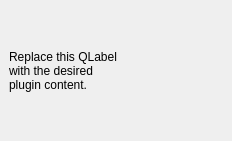
First picture: the form in kharif_model_location_dockwidget_base.ui, repository grahulb/kharif_model_location, before the edit.
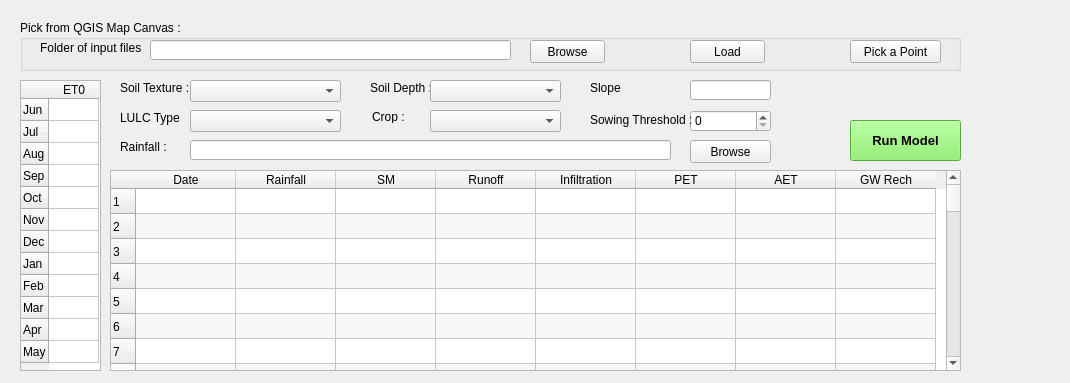
Second picture: the form after the edit.

```diff
--- a/kharif_model_location_dockwidget_base.ui
+++ b/kharif_model_location_dockwidget_base.ui
@@ -1,30 +1,1237 @@
 <?xml version="1.0" encoding="UTF-8"?>
 <ui version="4.0">
- <class>KharifModelPointDockWidgetBase</class>
- <widget class="QDockWidget" name="KharifModelPointDockWidgetBase">
+ <class>widget</class>
+ <widget class="QWidget" name="widget">
   <property name="geometry">
    <rect>
     <x>0</x>
     <y>0</y>
-    <width>232</width>
-    <height>141</height>
+    <width>1070</width>
+    <height>383</height>
    </rect>
   </property>
   <property name="windowTitle">
    <string>Kharif Model at  Location</string>
   </property>
-  <widget class="QWidget" name="dockWidgetContents">
-   <layout class="QGridLayout" name="gridLayout">
-    <item row="0" column="0">
-     <widget class="QLabel" name="label">
-      <property name="text">
-       <string>Replace this QLabel
-with the desired
-plugin content.</string>
-      </property>
-     </widget>
-    </item>
-   </layout>
+  <widget class="QComboBox" name="soil_texture">
+   <property name="geometry">
+    <rect>
+     <x>190</x>
+     <y>80</y>
+     <width>151</width>
+     <height>22</height>
+    </rect>
+   </property>
+  </widget>
+  <widget class="QComboBox" name="lulc_type">
+   <property name="geometry">
+    <rect>
+     <x>190</x>
+     <y>110</y>
+     <width>151</width>
+     <height>22</height>
+    </rect>
+   </property>
+  </widget>
+  <widget class="QLineEdit" name="slope">
+   <property name="geometry">
+    <rect>
+     <x>690</x>
+     <y>80</y>
+     <width>81</width>
+     <height>20</height>
+    </rect>
+   </property>
+  </widget>
+  <widget class="QTableWidget" name="ET0">
+   <property name="geometry">
+    <rect>
+     <x>20</x>
+     <y>80</y>
+     <width>81</width>
+     <height>291</height>
+    </rect>
+   </property>
+   <property name="rowCount">
+    <number>12</number>
+   </property>
+   <property name="columnCount">
+    <number>1</number>
+   </property>
+   <attribute name="horizontalHeaderDefaultSectionSize">
+    <number>50</number>
+   </attribute>
+   <attribute name="verticalHeaderDefaultSectionSize">
+    <number>22</number>
+   </attribute>
+   <row>
+    <property name="text">
+     <string>Jun</string>
+    </property>
+   </row>
+   <row>
+    <property name="text">
+     <string>Jul</string>
+    </property>
+   </row>
+   <row>
+    <property name="text">
+     <string>Aug</string>
+    </property>
+   </row>
+   <row>
+    <property name="text">
+     <string>Sep</string>
+    </property>
+   </row>
+   <row>
+    <property name="text">
+     <string>Oct</string>
+    </property>
+   </row>
+   <row>
+    <property name="text">
+     <string>Nov</string>
+    </property>
+   </row>
+   <row>
+    <property name="text">
+     <string>Dec</string>
+    </property>
+   </row>
+   <row>
+    <property name="text">
+     <string>Jan</string>
+    </property>
+   </row>
+   <row>
+    <property name="text">
+     <string>Feb</string>
+    </property>
+   </row>
+   <row>
+    <property name="text">
+     <string>Mar</string>
+    </property>
+   </row>
+   <row>
+    <property name="text">
+     <string>Apr</string>
+    </property>
+   </row>
+   <row>
+    <property name="text">
+     <string>May</string>
+    </property>
+   </row>
+   <column>
+    <property name="text">
+     <string>ET0</string>
+    </property>
+   </column>
+  </widget>
+  <widget class="QComboBox" name="crop">
+   <property name="geometry">
+    <rect>
+     <x>430</x>
+     <y>110</y>
+     <width>131</width>
+     <height>22</height>
+    </rect>
+   </property>
+  </widget>
+  <widget class="QTableWidget" name="results">
+   <property name="geometry">
+    <rect>
+     <x>110</x>
+     <y>170</y>
+     <width>851</width>
+     <height>201</height>
+    </rect>
+   </property>
+   <property name="editTriggers">
+    <set>QAbstractItemView::DoubleClicked</set>
+   </property>
+   <property name="alternatingRowColors">
+    <bool>true</bool>
+   </property>
+   <property name="rowCount">
+    <number>365</number>
+   </property>
+   <attribute name="horizontalHeaderCascadingSectionResizes">
+    <bool>true</bool>
+   </attribute>
+   <attribute name="horizontalHeaderDefaultSectionSize">
+    <number>100</number>
+   </attribute>
+   <attribute name="horizontalHeaderMinimumSectionSize">
+    <number>20</number>
+   </attribute>
+   <attribute name="verticalHeaderCascadingSectionResizes">
+    <bool>false</bool>
+   </attribute>
+   <attribute name="verticalHeaderDefaultSectionSize">
+    <number>25</number>
+   </attribute>
+   <row/>
+   <row/>
+   <row/>
+   <row/>
+   <row/>
+   <row/>
+   <row/>
+   <row/>
+   <row/>
+   <row/>
+   <row/>
+   <row/>
+   <row/>
+   <row/>
+   <row/>
+   <row/>
+   <row/>
+   <row/>
+   <row/>
+   <row/>
+   <row/>
+   <row/>
+   <row/>
+   <row/>
+   <row/>
+   <row/>
+   <row/>
+   <row/>
+   <row/>
+   <row/>
+   <row/>
+   <row/>
+   <row/>
+   <row/>
+   <row/>
+   <row/>
+   <row/>
+   <row/>
+   <row/>
+   <row/>
+   <row/>
+   <row/>
+   <row/>
+   <row/>
+   <row/>
+   <row/>
+   <row/>
+   <row/>
+   <row/>
+   <row/>
+   <row/>
+   <row/>
+   <row/>
+   <row/>
+   <row/>
+   <row/>
+   <row/>
+   <row/>
+   <row/>
+   <row/>
+   <row/>
+   <row/>
+   <row/>
+   <row/>
+   <row/>
+   <row/>
+   <row/>
+   <row/>
+   <row/>
+   <row/>
+   <row/>
+   <row/>
+   <row/>
+   <row/>
+   <row/>
+   <row/>
+   <row/>
+   <row/>
+   <row/>
+   <row/>
+   <row/>
+   <row/>
+   <row/>
+   <row/>
+   <row/>
+   <row/>
+   <row/>
+   <row/>
+   <row/>
+   <row/>
+   <row/>
+   <row/>
+   <row/>
+   <row/>
+   <row/>
+   <row/>
+   <row/>
+   <row/>
+   <row/>
+   <row/>
+   <row/>
+   <row/>
+   <row/>
+   <row/>
+   <row/>
+   <row/>
+   <row/>
+   <row/>
+   <row/>
+   <row/>
+   <row/>
+   <row/>
+   <row/>
+   <row/>
+   <row/>
+   <row/>
+   <row/>
+   <row/>
+   <row/>
+   <row/>
+   <row/>
+   <row/>
+   <row/>
+   <row/>
+   <row/>
+   <row/>
+   <row/>
+   <row/>
+   <row/>
+   <row/>
+   <row/>
+   <row/>
+   <row/>
+   <row/>
+   <row/>
+   <row/>
+   <row/>
+   <row/>
+   <row/>
+   <row/>
+   <row/>
+   <row/>
+   <row/>
+   <row/>
+   <row/>
+   <row/>
+   <row/>
+   <row/>
+   <row/>
+   <row/>
+   <row/>
+   <row/>
+   <row/>
+   <row/>
+   <row/>
+   <row/>
+   <row/>
+   <row/>
+   <row/>
+   <row/>
+   <row/>
+   <row/>
+   <row/>
+   <row/>
+   <row/>
+   <row/>
+   <row/>
+   <row/>
+   <row/>
+   <row/>
+   <row/>
+   <row/>
+   <row/>
+   <row/>
+   <row/>
+   <row/>
+   <row/>
+   <row/>
+   <row/>
+   <row/>
+   <row/>
+   <row/>
+   <row/>
+   <row/>
+   <row/>
+   <row/>
+   <row/>
+   <row/>
+   <row/>
+   <row/>
+   <row/>
+   <row/>
+   <row/>
+   <row/>
+   <row/>
+   <row/>
+   <row/>
+   <row/>
+   <row/>
+   <row/>
+   <row/>
+   <row/>
+   <row/>
+   <row/>
+   <row/>
+   <row/>
+   <row/>
+   <row/>
+   <row/>
+   <row/>
+   <row/>
+   <row/>
+   <row/>
+   <row/>
+   <row/>
+   <row/>
+   <row/>
+   <row/>
+   <row/>
+   <row/>
+   <row/>
+   <row/>
+   <row/>
+   <row/>
+   <row/>
+   <row/>
+   <row/>
+   <row/>
+   <row/>
+   <row/>
+   <row/>
+   <row/>
+   <row/>
+   <row/>
+   <row/>
+   <row/>
+   <row/>
+   <row/>
+   <row/>
+   <row/>
+   <row/>
+   <row/>
+   <row/>
+   <row/>
+   <row/>
+   <row/>
+   <row/>
+   <row/>
+   <row/>
+   <row/>
+   <row/>
+   <row/>
+   <row/>
+   <row/>
+   <row/>
+   <row/>
+   <row/>
+   <row/>
+   <row/>
+   <row/>
+   <row/>
+   <row/>
+   <row/>
+   <row/>
+   <row/>
+   <row/>
+   <row/>
+   <row/>
+   <row/>
+   <row/>
+   <row/>
+   <row/>
+   <row/>
+   <row/>
+   <row/>
+   <row/>
+   <row/>
+   <row/>
+   <row/>
+   <row/>
+   <row/>
+   <row/>
+   <row/>
+   <row/>
+   <row/>
+   <row/>
+   <row/>
+   <row/>
+   <row/>
+   <row/>
+   <row/>
+   <row/>
+   <row/>
+   <row/>
+   <row/>
+   <row/>
+   <row/>
+   <row/>
+   <row/>
+   <row/>
+   <row/>
+   <row/>
+   <row/>
+   <row/>
+   <row/>
+   <row/>
+   <row/>
+   <row/>
+   <row/>
+   <row/>
+   <row/>
+   <row/>
+   <row/>
+   <row/>
+   <row/>
+   <row/>
+   <row/>
+   <row/>
+   <row/>
+   <row/>
+   <row/>
+   <row/>
+   <row/>
+   <row/>
+   <row/>
+   <row/>
+   <row/>
+   <row/>
+   <row/>
+   <row/>
+   <row/>
+   <row/>
+   <row/>
+   <row/>
+   <row/>
+   <row/>
+   <row/>
+   <row/>
+   <row/>
+   <row/>
+   <row/>
+   <row/>
+   <row/>
+   <row/>
+   <row/>
+   <row/>
+   <row/>
+   <row/>
+   <row/>
+   <row/>
+   <row/>
+   <row/>
+   <row/>
+   <row/>
+   <row/>
+   <row/>
+   <row/>
+   <row/>
+   <row/>
+   <row/>
+   <row/>
+   <row/>
+   <row/>
+   <row/>
+   <row/>
+   <column>
+    <property name="text">
+     <string>Date</string>
+    </property>
+   </column>
+   <column>
+    <property name="text">
+     <string>Rainfall</string>
+    </property>
+   </column>
+   <column>
+    <property name="text">
+     <string>SM</string>
+    </property>
+   </column>
+   <column>
+    <property name="text">
+     <string>Runoff</string>
+    </property>
+   </column>
+   <column>
+    <property name="text">
+     <string>Infiltration</string>
+    </property>
+   </column>
+   <column>
+    <property name="text">
+     <string>PET</string>
+    </property>
+   </column>
+   <column>
+    <property name="text">
+     <string>AET</string>
+    </property>
+   </column>
+   <column>
+    <property name="text">
+     <string>GW Rech</string>
+    </property>
+   </column>
+  </widget>
+  <widget class="QLabel" name="label">
+   <property name="geometry">
+    <rect>
+     <x>120</x>
+     <y>80</y>
+     <width>71</width>
+     <height>16</height>
+    </rect>
+   </property>
+   <property name="text">
+    <string>Soil Texture : </string>
+   </property>
+  </widget>
+  <widget class="QLabel" name="label_2">
+   <property name="geometry">
+    <rect>
+     <x>120</x>
+     <y>110</y>
+     <width>61</width>
+     <height>16</height>
+    </rect>
+   </property>
+   <property name="text">
+    <string>LULC Type : </string>
+   </property>
+  </widget>
+  <widget class="QLabel" name="label_3">
+   <property name="geometry">
+    <rect>
+     <x>590</x>
+     <y>80</y>
+     <width>31</width>
+     <height>16</height>
+    </rect>
+   </property>
+   <property name="text">
+    <string>Slope : </string>
+   </property>
+  </widget>
+  <widget class="QLabel" name="label_4">
+   <property name="geometry">
+    <rect>
+     <x>372</x>
+     <y>110</y>
+     <width>46</width>
+     <height>13</height>
+    </rect>
+   </property>
+   <property name="text">
+    <string>Crop :</string>
+   </property>
+  </widget>
+  <widget class="QPushButton" name="run_button">
+   <property name="geometry">
+    <rect>
+     <x>850</x>
+     <y>120</y>
+     <width>111</width>
+     <height>41</height>
+    </rect>
+   </property>
+   <property name="palette">
+    <palette>
+     <active>
+      <colorrole role="WindowText">
+       <brush brushstyle="SolidPattern">
+        <color alpha="255">
+         <red>0</red>
+         <green>0</green>
+         <blue>0</blue>
+        </color>
+       </brush>
+      </colorrole>
+      <colorrole role="Button">
+       <brush brushstyle="SolidPattern">
+        <color alpha="255">
+         <red>122</red>
+         <green>240</green>
+         <blue>86</blue>
+        </color>
+       </brush>
+      </colorrole>
+      <colorrole role="Light">
+       <brush brushstyle="SolidPattern">
+        <color alpha="255">
+         <red>210</red>
+         <green>255</green>
+         <blue>197</blue>
+        </color>
+       </brush>
+      </colorrole>
+      <colorrole role="Midlight">
+       <brush brushstyle="SolidPattern">
+        <color alpha="255">
+         <red>166</red>
+         <green>247</green>
+         <blue>141</blue>
+        </color>
+       </brush>
+      </colorrole>
+      <colorrole role="Dark">
+       <brush brushstyle="SolidPattern">
+        <color alpha="255">
+         <red>61</red>
+         <green>120</green>
+         <blue>43</blue>
+        </color>
+       </brush>
+      </colorrole>
+      <colorrole role="Mid">
+       <brush brushstyle="SolidPattern">
+        <color alpha="255">
+         <red>81</red>
+         <green>160</green>
+         <blue>57</blue>
+        </color>
+       </brush>
+      </colorrole>
+      <colorrole role="Text">
+       <brush brushstyle="SolidPattern">
+        <color alpha="255">
+         <red>0</red>
+         <green>0</green>
+         <blue>0</blue>
+        </color>
+       </brush>
+      </colorrole>
+      <colorrole role="BrightText">
+       <brush brushstyle="SolidPattern">
+        <color alpha="255">
+         <red>255</red>
+         <green>255</green>
+         <blue>255</blue>
+        </color>
+       </brush>
+      </colorrole>
+      <colorrole role="ButtonText">
+       <brush brushstyle="SolidPattern">
+        <color alpha="255">
+         <red>0</red>
+         <green>0</green>
+         <blue>0</blue>
+        </color>
+       </brush>
+      </colorrole>
+      <colorrole role="Base">
+       <brush brushstyle="SolidPattern">
+        <color alpha="255">
+         <red>255</red>
+         <green>255</green>
+         <blue>255</blue>
+        </color>
+       </brush>
+      </colorrole>
+      <colorrole role="Window">
+       <brush brushstyle="SolidPattern">
+        <color alpha="255">
+         <red>122</red>
+         <green>240</green>
+         <blue>86</blue>
+        </color>
+       </brush>
+      </colorrole>
+      <colorrole role="Shadow">
+       <brush brushstyle="SolidPattern">
+        <color alpha="255">
+         <red>0</red>
+         <green>0</green>
+         <blue>0</blue>
+        </color>
+       </brush>
+      </colorrole>
+      <colorrole role="AlternateBase">
+       <brush brushstyle="SolidPattern">
+        <color alpha="255">
+         <red>188</red>
+         <green>247</green>
+         <blue>170</blue>
+        </color>
+       </brush>
+      </colorrole>
+      <colorrole role="ToolTipBase">
+       <brush brushstyle="SolidPattern">
+        <color alpha="255">
+         <red>255</red>
+         <green>255</green>
+         <blue>220</blue>
+        </color>
+       </brush>
+      </colorrole>
+      <colorrole role="ToolTipText">
+       <brush brushstyle="SolidPattern">
+        <color alpha="255">
+         <red>0</red>
+         <green>0</green>
+         <blue>0</blue>
+        </color>
+       </brush>
+      </colorrole>
+     </active>
+     <inactive>
+      <colorrole role="WindowText">
+       <brush brushstyle="SolidPattern">
+        <color alpha="255">
+         <red>0</red>
+         <green>0</green>
+         <blue>0</blue>
+        </color>
+       </brush>
+      </colorrole>
+      <colorrole role="Button">
+       <brush brushstyle="SolidPattern">
+        <color alpha="255">
+         <red>122</red>
+         <green>240</green>
+         <blue>86</blue>
+        </color>
+       </brush>
+      </colorrole>
+      <colorrole role="Light">
+       <brush brushstyle="SolidPattern">
+        <color alpha="255">
+         <red>210</red>
+         <green>255</green>
+         <blue>197</blue>
+        </color>
+       </brush>
+      </colorrole>
+      <colorrole role="Midlight">
+       <brush brushstyle="SolidPattern">
+        <color alpha="255">
+         <red>166</red>
+         <green>247</green>
+         <blue>141</blue>
+        </color>
+       </brush>
+      </colorrole>
+      <colorrole role="Dark">
+       <brush brushstyle="SolidPattern">
+        <color alpha="255">
+         <red>61</red>
+         <green>120</green>
+         <blue>43</blue>
+        </color>
+       </brush>
+      </colorrole>
+      <colorrole role="Mid">
+       <brush brushstyle="SolidPattern">
+        <color alpha="255">
+         <red>81</red>
+         <green>160</green>
+         <blue>57</blue>
+        </color>
+       </brush>
+      </colorrole>
+      <colorrole role="Text">
+       <brush brushstyle="SolidPattern">
+        <color alpha="255">
+         <red>0</red>
+         <green>0</green>
+         <blue>0</blue>
+        </color>
+       </brush>
+      </colorrole>
+      <colorrole role="BrightText">
+       <brush brushstyle="SolidPattern">
+        <color alpha="255">
+         <red>255</red>
+         <green>255</green>
+         <blue>255</blue>
+        </color>
+       </brush>
+      </colorrole>
+      <colorrole role="ButtonText">
+       <brush brushstyle="SolidPattern">
+        <color alpha="255">
+         <red>0</red>
+         <green>0</green>
+         <blue>0</blue>
+        </color>
+       </brush>
+      </colorrole>
+      <colorrole role="Base">
+       <brush brushstyle="SolidPattern">
+        <color alpha="255">
+         <red>255</red>
+         <green>255</green>
+         <blue>255</blue>
+        </color>
+       </brush>
+      </colorrole>
+      <colorrole role="Window">
+       <brush brushstyle="SolidPattern">
+        <color alpha="255">
+         <red>122</red>
+         <green>240</green>
+         <blue>86</blue>
+        </color>
+       </brush>
+      </colorrole>
+      <colorrole role="Shadow">
+       <brush brushstyle="SolidPattern">
+        <color alpha="255">
+         <red>0</red>
+         <green>0</green>
+         <blue>0</blue>
+        </color>
+       </brush>
+      </colorrole>
+      <colorrole role="AlternateBase">
+       <brush brushstyle="SolidPattern">
+        <color alpha="255">
+         <red>188</red>
+         <green>247</green>
+         <blue>170</blue>
+        </color>
+       </brush>
+      </colorrole>
+      <colorrole role="ToolTipBase">
+       <brush brushstyle="SolidPattern">
+        <color alpha="255">
+         <red>255</red>
+         <green>255</green>
+         <blue>220</blue>
+        </color>
+       </brush>
+      </colorrole>
+      <colorrole role="ToolTipText">
+       <brush brushstyle="SolidPattern">
+        <color alpha="255">
+         <red>0</red>
+         <green>0</green>
+         <blue>0</blue>
+        </color>
+       </brush>
+      </colorrole>
+     </inactive>
+     <disabled>
+      <colorrole role="WindowText">
+       <brush brushstyle="SolidPattern">
+        <color alpha="255">
+         <red>61</red>
+         <green>120</green>
+         <blue>43</blue>
+        </color>
+       </brush>
+      </colorrole>
+      <colorrole role="Button">
+       <brush brushstyle="SolidPattern">
+        <color alpha="255">
+         <red>122</red>
+         <green>240</green>
+         <blue>86</blue>
+        </color>
+       </brush>
+      </colorrole>
+      <colorrole role="Light">
+       <brush brushstyle="SolidPattern">
+        <color alpha="255">
+         <red>210</red>
+         <green>255</green>
+         <blue>197</blue>
+        </color>
+       </brush>
+      </colorrole>
+      <colorrole role="Midlight">
+       <brush brushstyle="SolidPattern">
+        <color alpha="255">
+         <red>166</red>
+         <green>247</green>
+         <blue>141</blue>
+        </color>
+       </brush>
+      </colorrole>
+      <colorrole role="Dark">
+       <brush brushstyle="SolidPattern">
+        <color alpha="255">
+         <red>61</red>
+         <green>120</green>
+         <blue>43</blue>
+        </color>
+       </brush>
+      </colorrole>
+      <colorrole role="Mid">
+       <brush brushstyle="SolidPattern">
+        <color alpha="255">
+         <red>81</red>
+         <green>160</green>
+         <blue>57</blue>
+        </color>
+       </brush>
+      </colorrole>
+      <colorrole role="Text">
+       <brush brushstyle="SolidPattern">
+        <color alpha="255">
+         <red>61</red>
+         <green>120</green>
+         <blue>43</blue>
+        </color>
+       </brush>
+      </colorrole>
+      <colorrole role="BrightText">
+       <brush brushstyle="SolidPattern">
+        <color alpha="255">
+         <red>255</red>
+         <green>255</green>
+         <blue>255</blue>
+        </color>
+       </brush>
+      </colorrole>
+      <colorrole role="ButtonText">
+       <brush brushstyle="SolidPattern">
+        <color alpha="255">
+         <red>61</red>
+         <green>120</green>
+         <blue>43</blue>
+        </color>
+       </brush>
+      </colorrole>
+      <colorrole role="Base">
+       <brush brushstyle="SolidPattern">
+        <color alpha="255">
+         <red>122</red>
+         <green>240</green>
+         <blue>86</blue>
+        </color>
+       </brush>
+      </colorrole>
+      <colorrole role="Window">
+       <brush brushstyle="SolidPattern">
+        <color alpha="255">
+         <red>122</red>
+         <green>240</green>
+         <blue>86</blue>
+        </color>
+       </brush>
+      </colorrole>
+      <colorrole role="Shadow">
+       <brush brushstyle="SolidPattern">
+        <color alpha="255">
+         <red>0</red>
+         <green>0</green>
+         <blue>0</blue>
+        </color>
+       </brush>
+      </colorrole>
+      <colorrole role="AlternateBase">
+       <brush brushstyle="SolidPattern">
+        <color alpha="255">
+         <red>122</red>
+         <green>240</green>
+         <blue>86</blue>
+        </color>
+       </brush>
+      </colorrole>
+      <colorrole role="ToolTipBase">
+       <brush brushstyle="SolidPattern">
+        <color alpha="255">
+         <red>255</red>
+         <green>255</green>
+         <blue>220</blue>
+        </color>
+       </brush>
+      </colorrole>
+      <colorrole role="ToolTipText">
+       <brush brushstyle="SolidPattern">
+        <color alpha="255">
+         <red>0</red>
+         <green>0</green>
+         <blue>0</blue>
+        </color>
+       </brush>
+      </colorrole>
+     </disabled>
+    </palette>
+   </property>
+   <property name="font">
+    <font>
+     <family>Arial</family>
+     <pointsize>10</pointsize>
+     <weight>75</weight>
+     <bold>true</bold>
+    </font>
+   </property>
+   <property name="text">
+    <string>Run Model</string>
+   </property>
+  </widget>
+  <widget class="QSpinBox" name="sowing_threshold">
+   <property name="geometry">
+    <rect>
+     <x>690</x>
+     <y>110</y>
+     <width>81</width>
+     <height>22</height>
+    </rect>
+   </property>
+   <property name="maximum">
+    <number>400</number>
+   </property>
+  </widget>
+  <widget class="QLabel" name="label_5">
+   <property name="geometry">
+    <rect>
+     <x>590</x>
+     <y>110</y>
+     <width>101</width>
+     <height>20</height>
+    </rect>
+   </property>
+   <property name="text">
+    <string>Sowing Threshold : </string>
+   </property>
+  </widget>
+  <widget class="QLabel" name="label_6">
+   <property name="geometry">
+    <rect>
+     <x>120</x>
+     <y>140</y>
+     <width>46</width>
+     <height>13</height>
+    </rect>
+   </property>
+   <property name="text">
+    <string>Rainfall :</string>
+   </property>
+  </widget>
+  <widget class="QLineEdit" name="rainfall_csv_filepath">
+   <property name="geometry">
+    <rect>
+     <x>190</x>
+     <y>140</y>
+     <width>481</width>
+     <height>20</height>
+    </rect>
+   </property>
+  </widget>
+  <widget class="QPushButton" name="rainfall_file_browse">
+   <property name="geometry">
+    <rect>
+     <x>690</x>
+     <y>140</y>
+     <width>81</width>
+     <height>23</height>
+    </rect>
+   </property>
+   <property name="text">
+    <string>Browse</string>
+   </property>
+  </widget>
+  <widget class="QLabel" name="label_7">
+   <property name="geometry">
+    <rect>
+     <x>370</x>
+     <y>80</y>
+     <width>61</width>
+     <height>16</height>
+    </rect>
+   </property>
+   <property name="text">
+    <string>Soil Depth :</string>
+   </property>
+  </widget>
+  <widget class="QComboBox" name="soil_depth">
+   <property name="geometry">
+    <rect>
+     <x>430</x>
+     <y>80</y>
+     <width>131</width>
+     <height>22</height>
+    </rect>
+   </property>
+  </widget>
+  <widget class="QGroupBox" name="groupBox">
+   <property name="geometry">
+    <rect>
+     <x>20</x>
+     <y>20</y>
+     <width>941</width>
+     <height>51</height>
+    </rect>
+   </property>
+   <property name="title">
+    <string>Pick from QGIS Map Canvas :</string>
+   </property>
+   <property name="checkable">
+    <bool>false</bool>
+   </property>
+   <property name="checked">
+    <bool>false</bool>
+   </property>
+   <widget class="QLineEdit" name="folder_path">
+    <property name="geometry">
+     <rect>
+      <x>130</x>
+      <y>20</y>
+      <width>361</width>
+      <height>20</height>
+     </rect>
+    </property>
+   </widget>
+   <widget class="QLabel" name="label_8">
+    <property name="geometry">
+     <rect>
+      <x>20</x>
+      <y>20</y>
+      <width>101</width>
+      <height>16</height>
+     </rect>
+    </property>
+    <property name="text">
+     <string>Folder of input files :</string>
+    </property>
+   </widget>
+   <widget class="QPushButton" name="folder_path_browse">
+    <property name="geometry">
+     <rect>
+      <x>510</x>
+      <y>20</y>
+      <width>75</width>
+      <height>23</height>
+     </rect>
+    </property>
+    <property name="text">
+     <string>Browse</string>
+    </property>
+   </widget>
+   <widget class="QPushButton" name="load_inputs_button">
+    <property name="geometry">
+     <rect>
+      <x>670</x>
+      <y>20</y>
+      <width>75</width>
+      <height>23</height>
+     </rect>
+    </property>
+    <property name="text">
+     <string>Load</string>
+    </property>
+   </widget>
+   <widget class="QPushButton" name="pick_point_button">
+    <property name="geometry">
+     <rect>
+      <x>830</x>
+      <y>20</y>
+      <width>91</width>
+      <height>23</height>
+     </rect>
+    </property>
+    <property name="text">
+     <string>Pick a Point</string>
+    </property>
+   </widget>
   </widget>
  </widget>
  <resources/>
```
Left out of the diff: 2 changed lines with no effect on the pictures.
